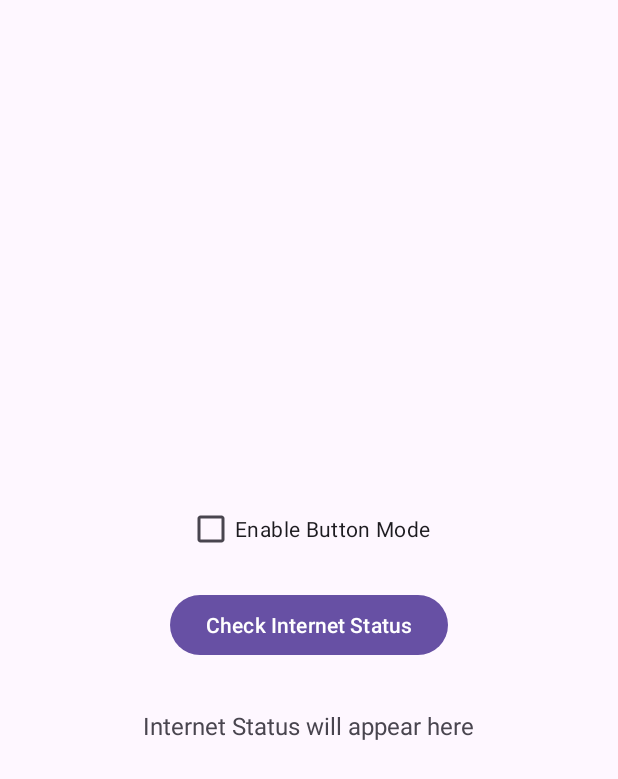
After one commit to nmortezamt/android_profile, an Android app: the layout activity_connection_status.xml on its own in the app's theme, with its tools: preview values and no code run, on a phone screen of 412 x 824 dp. The commit adds this screen. Shown: the top 779 px of the screen. Run offline under Robolectric (Android 15) with nearby library versions, the phone set to English and light mode, and no system bars.

Commit message:
adding broadcast task

```diff
--- a/app/src/main/AndroidManifest.xml
+++ b/app/src/main/AndroidManifest.xml
@@ -1,6 +1,8 @@
 <?xml version="1.0" encoding="utf-8"?>
 <manifest xmlns:android="http://schemas.android.com/apk/res/android"
     xmlns:tools="http://schemas.android.com/tools">
+
+    <uses-permission android:name="android.permission.ACCESS_NETWORK_STATE" />
 
     <application
         android:allowBackup="true"
@@ -15,6 +17,7 @@
         <activity android:name=".tasks.userinfo.UserInfoActivity" />
         <activity android:name=".tasks.userinfo.DisplayUserInfoActivity" />
         <activity android:name=".tasks.dialog.DialogActivity" />
+        <activity android:name=".tasks.broadcast.ConnectionStatusActivity" />
         <activity
             android:name=".MainActivity"
             android:exported="true">
--- /dev/null
+++ b/app/src/main/res/layout/activity_connection_status.xml
@@ -0,0 +1,29 @@
+<LinearLayout xmlns:android="http://schemas.android.com/apk/res/android"
+    android:layout_width="match_parent"
+    android:layout_height="match_parent"
+    android:orientation="vertical"
+    android:gravity="center"
+    android:padding="24dp">
+
+    <CheckBox
+        android:id="@+id/checkBox"
+        android:layout_width="wrap_content"
+        android:layout_height="wrap_content"
+        android:text="Enable Button Mode" />
+
+    <Button
+        android:id="@+id/btnCheckStatus"
+        android:layout_width="wrap_content"
+        android:layout_height="wrap_content"
+        android:text="Check Internet Status"
+        android:layout_marginTop="16dp" />
+
+    <TextView
+        android:id="@+id/txtStatus"
+        android:layout_width="wrap_content"
+        android:layout_height="wrap_content"
+        android:text="Internet Status will appear here"
+        android:textSize="16sp"
+        android:layout_marginTop="32dp" />
+
+</LinearLayout>
--- a/app/src/main/res/layout/activity_main.xml
+++ b/app/src/main/res/layout/activity_main.xml
@@ -26,6 +26,12 @@
             android:layout_width="match_parent"
             android:layout_height="wrap_content" />
 
+        <Button
+            android:id="@+id/btnTaskThree"
+            android:text="T_Broadcast"
+            android:layout_width="match_parent"
+            android:layout_height="wrap_content" />
+
 
     </LinearLayout>
 
```
Also changed, not shown: app/src/main/java/com/example/v2/MainActivity.java (+8 -1 lines), app/src/main/java/com/example/v2/tasks/broadcast/ConnectionStatusActivity.java (added, +104 -0 lines).
